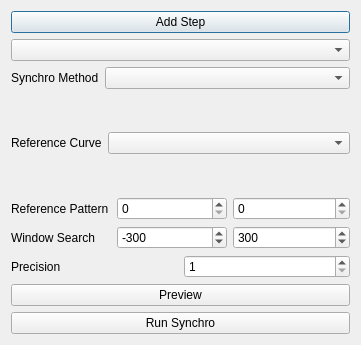
Old version of the form synchrodialog.ui in the repository FdLSifu/qscat.
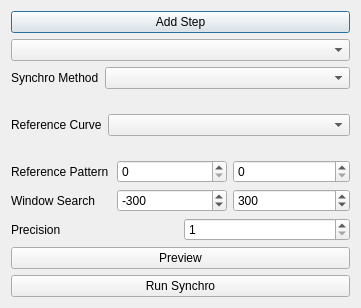
New version of the form.

Commit message: Add visual bar while selecting synchro pattern

Patch:
```diff
--- a/synchrodialog.ui
+++ b/synchrodialog.ui
@@ -7,7 +7,7 @@
     <x>0</x>
     <y>0</y>
     <width>361</width>
-    <height>345</height>
+    <height>308</height>
    </rect>
   </property>
   <property name="windowTitle">
```
The commit also changes 2 other files.
